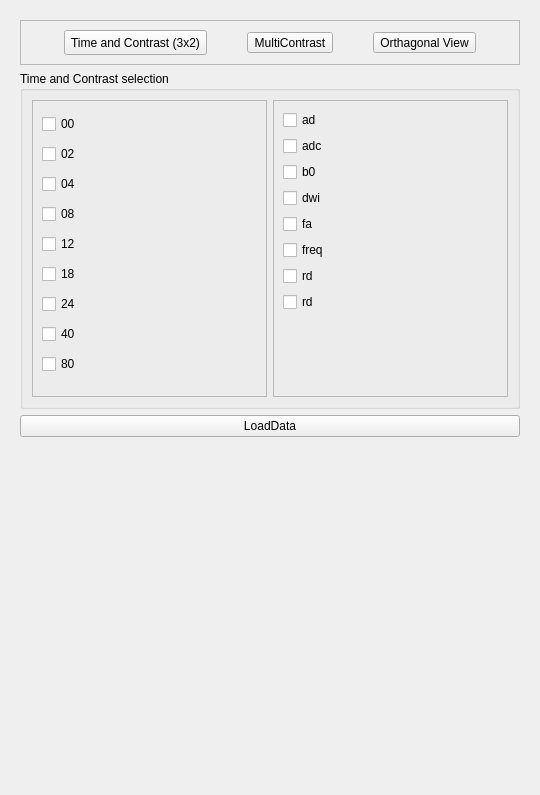
The window that Resources/UI/qSlicerGalleryControlModule.ui (jamesjcook/Slicer_CIVM_RatDevAtlas) describes before a commit, drawn with Qt 5.
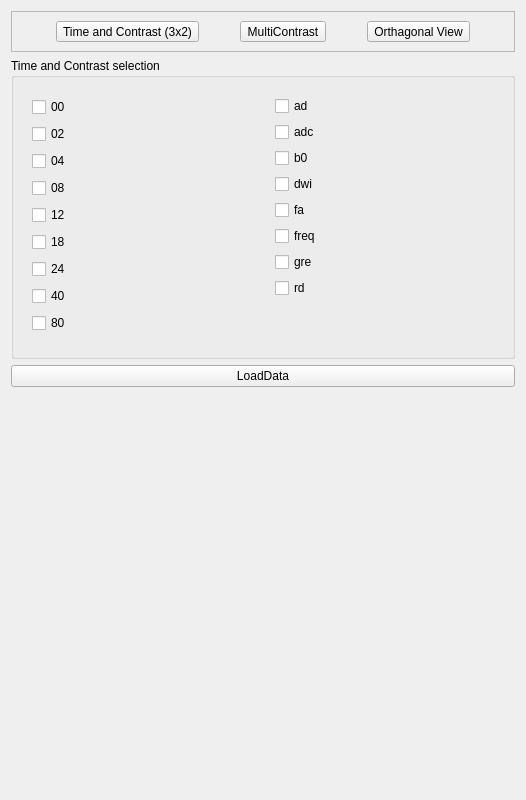
The same window after the commit. Icons and pictures are not drawn. Custom widgets are drawn as their Qt base class.

Commit message: Slicer_GalleryControl Updated code. First version to read back from the gallery buttons and print debug message

Diff of the .ui file:
```diff
--- a/Resources/UI/qSlicerGalleryControlModule.ui
+++ b/Resources/UI/qSlicerGalleryControlModule.ui
@@ -6,8 +6,8 @@
    <rect>
     <x>0</x>
     <y>0</y>
-    <width>540</width>
-    <height>795</height>
+    <width>526</width>
+    <height>800</height>
    </rect>
   </property>
   <property name="windowTitle">
@@ -15,10 +15,7 @@
   </property>
   <layout class="QVBoxLayout" name="verticalLayout">
    <item>
-    <widget class="ctkExpandableWidget" name="ResizableFrame">
-     <layout class="QVBoxLayout" name="verticalLayout_3">
-      <item>
-       <widget class="QFrame" name="frame">
+    <widget class="QFrame" name="ThumbnailSelectGroup">
         <property name="frameShape">
          <enum>QFrame::StyledPanel</enum>
         </property>
@@ -30,8 +27,8 @@
           <widget class="QToolButton" name="toolButton">
            <property name="minimumSize">
             <size>
-             <width>25</width>
-             <height>25</height>
+          <width>0</width>
+          <height>0</height>
             </size>
            </property>
            <property name="layoutDirection">
@@ -111,7 +108,7 @@
          <item>
           <widget class="QFrame" name="Timepoint_Frame">
            <property name="frameShape">
-            <enum>QFrame::StyledPanel</enum>
+         <enum>QFrame::NoFrame</enum>
            </property>
            <property name="frameShadow">
             <enum>QFrame::Raised</enum>
@@ -213,7 +210,7 @@
          <item>
           <widget class="QFrame" name="Contrast_Frame">
            <property name="frameShape">
-            <enum>QFrame::StyledPanel</enum>
+         <enum>QFrame::NoFrame</enum>
            </property>
            <property name="frameShadow">
             <enum>QFrame::Raised</enum>
@@ -264,8 +261,11 @@
             <item>
              <widget class="ctkCheckBox" name="_10">
               <property name="text">
-               <string>rd</string>
-              </property>
+            <string>gre</string>
+           </property>
+           <attribute name="buttonGroup">
+            <string>ConstrastButtonGroup</string>
+           </attribute>
              </widget>
             </item>
             <item>
@@ -295,7 +295,7 @@
        </widget>
       </item>
       <item>
-       <widget class="QPushButton" name="pushButton">
+    <widget class="QPushButton" name="LoadDataButton">
         <property name="text">
          <string>LoadData</string>
         </property>
@@ -314,9 +314,22 @@
         </property>
        </spacer>
       </item>
-     </layout>
-    </widget>
+   <item>
+    <widget class="qSlicerGalleryControlModuleWidget" name="GalleryControlAbstractWidget" native="true"/>
    </item>
+   <item>
+    <spacer name="verticalSpacer_3">
+     <property name="orientation">
+      <enum>Qt::Vertical</enum>
+     </property>
+     <property name="sizeHint" stdset="0">
+      <size>
+       <width>20</width>
+       <height>40</height>
+      </size>
+     </property>
+    </spacer>
+   </item>
   </layout>
  </widget>
  <customwidgets>
@@ -331,18 +344,25 @@
    <header>ctkCollapsibleGroupBox.h</header>
    <container>1</container>
   </customwidget>
-  <customwidget>
-   <class>ctkExpandableWidget</class>
-   <extends>QFrame</extends>
-   <header>ctkExpandableWidget.h</header>
-   <container>1</container>
-  </customwidget>
   <customwidget>
    <class>qSlicerWidget</class>
    <extends>QWidget</extends>
    <header>qSlicerWidget.h</header>
    <container>1</container>
   </customwidget>
+  <customwidget>
+   <class>qSlicerGalleryControlModuleWidget</class>
+   <extends>QWidget</extends>
+   <header location="global">qSlicerGalleryControlModuleWidget.h</header>
+   <container>1</container>
+   <slots>
+    <signal>proWidgetAddSignal()</signal>
+    <slot>setOrthagonalLayout()</slot>
+    <slot>setMultiContrastLayout()</slot>
+    <slot>setTimeContrastLayout()</slot>
+    <slot>callPerlScriptAndLoadMRML()</slot>
+   </slots>
+  </customwidget>
  </customwidgets>
  <resources>
   <include location="../qSlicerGalleryControlModule.qrc"/>
```
Left out of the diff: 517 changed lines with no effect on the pictures. Lines whose indentation alone changed are shown as unchanged. The commit also changes 7 other files.
